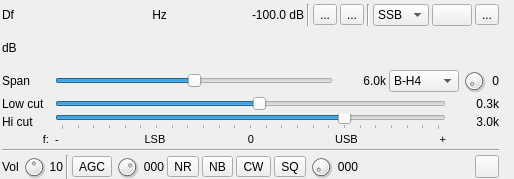
Above: plugins/channelrx/wdsprx/wdsprxgui.ui from f4exb/sdrangel before the change. Below: the same form after it.
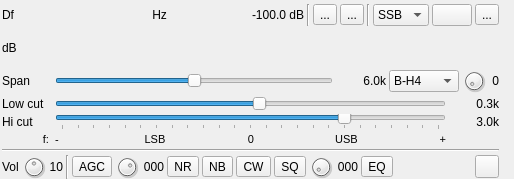
That is the form after the change. Icons and pictures are not drawn. Custom widgets are drawn as their Qt base class.

Commit message: WDSP receiver: fixed FM demod amd implement equalizer

The edit to the form file:
```diff
--- a/plugins/channelrx/wdsprx/wdsprxgui.ui
+++ b/plugins/channelrx/wdsprx/wdsprxgui.ui
@@ -993,6 +993,19 @@
         </property>
        </widget>
       </item>
+      <item>
+       <widget class="ButtonSwitch" name="equalizer">
+        <property name="toolTip">
+         <string>Toggle equalizer (righ-click for options)</string>
+        </property>
+        <property name="text">
+         <string>EQ</string>
+        </property>
+        <property name="checkable">
+         <bool>true</bool>
+        </property>
+       </widget>
+      </item>
       <item>
        <spacer name="horizontalSpacer">
         <property name="orientation">
```
The commit also changes 18 other files.
